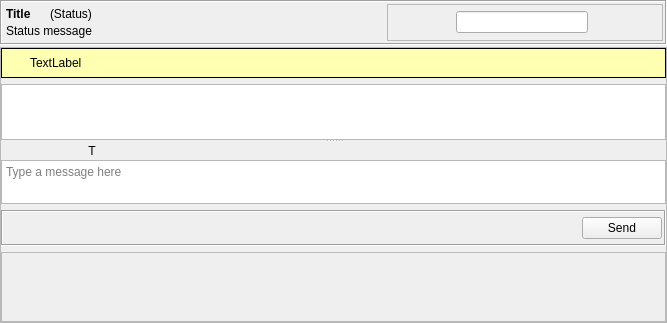
Before: the Qt Designer form retroshare-gui/src/gui/chat/ChatWidget.ui in RetroShare/RetroShare, drawn with Qt 5.
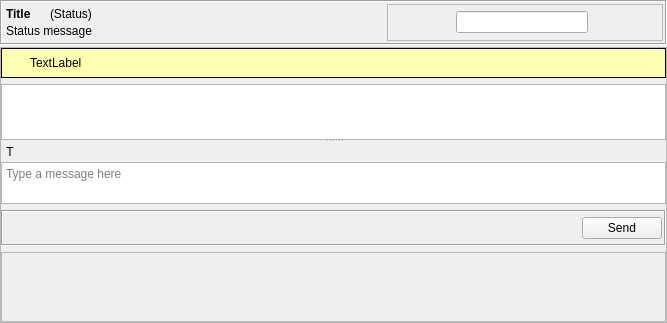
After: the same form once the commit is applied. Icons and pictures are not drawn. Custom widgets are drawn as their Qt base class.

Commit message: Fix centered Typing Label on ChatWidget.

```diff
--- a/retroshare-gui/src/gui/chat/ChatWidget.ui
+++ b/retroshare-gui/src/gui/chat/ChatWidget.ui
@@ -252,6 +252,19 @@
                 </property>
                </widget>
               </item>
+              <item>
+               <spacer name="horizontalSpacer_2">
+                <property name="orientation">
+                 <enum>Qt::Horizontal</enum>
+                </property>
+                <property name="sizeHint" stdset="0">
+                 <size>
+                  <width>40</width>
+                  <height>20</height>
+                 </size>
+                </property>
+               </spacer>
+              </item>
              </layout>
             </item>
             <item>
```
